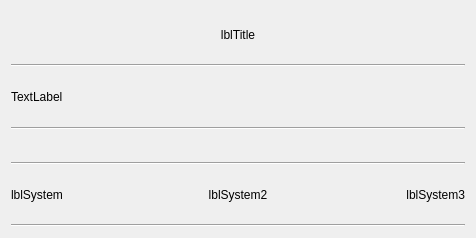
Above: cpp/divers/browser/browser_img_v0.0.1/browser/slidewidget.ui from gcode-mirror/openphysic before the change. Below: the same form after it.
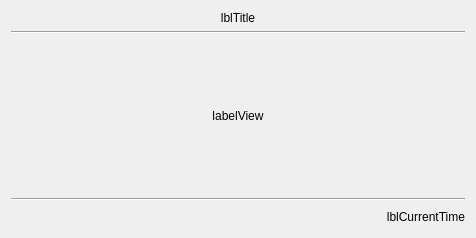
That is the form after the change. Custom widgets are drawn as their Qt base class.

```diff
--- a/cpp/divers/browser/browser_img_v0.0.1/browser/slidewidget.ui
+++ b/cpp/divers/browser/browser_img_v0.0.1/browser/slidewidget.ui
@@ -37,7 +37,7 @@
     </widget>
    </item>
    <item>
-    <widget class="Line" name="line_4">
+    <widget class="Line" name="line">
      <property name="orientation">
       <enum>Qt::Horizontal</enum>
      </property>
@@ -46,17 +46,20 @@
    <item>
     <widget class="QLabel" name="labelView">
      <property name="sizePolicy">
-      <sizepolicy hsizetype="Preferred" vsizetype="Preferred">
+      <sizepolicy hsizetype="Preferred" vsizetype="Expanding">
        <horstretch>0</horstretch>
        <verstretch>0</verstretch>
       </sizepolicy>
      </property>
      <property name="text">
-      <string>TextLabel</string>
+      <string>labelView</string>
      </property>
      <property name="scaledContents">
       <bool>false</bool>
      </property>
+     <property name="alignment">
+      <set>Qt::AlignCenter</set>
+     </property>
     </widget>
    </item>
    <item>
@@ -73,9 +76,11 @@
     </widget>
    </item>
    <item>
+    <layout class="QHBoxLayout" name="horizontalLayout">
+     <item>
     <widget class="ScrollText" name="lblMessage" native="true">
      <property name="sizePolicy">
-      <sizepolicy hsizetype="Preferred" vsizetype="Fixed">
+        <sizepolicy hsizetype="Expanding" vsizetype="Fixed">
        <horstretch>0</horstretch>
        <verstretch>0</verstretch>
       </sizepolicy>
@@ -89,35 +94,9 @@
     </widget>
    </item>
    <item>
-    <widget class="Line" name="line">
-     <property name="orientation">
-      <enum>Qt::Horizontal</enum>
-     </property>
-    </widget>
-   </item>
-   <item>
-    <layout class="QHBoxLayout" name="horizontalLayout">
-     <item>
-      <widget class="QLabel" name="lblSystem">
+      <widget class="QLabel" name="lblCurrentTime">
        <property name="text">
-        <string>lblSystem</string>
-       </property>
-      </widget>
-     </item>
-     <item>
-      <widget class="QLabel" name="lblSystem2">
-       <property name="text">
-        <string>lblSystem2</string>
-       </property>
-       <property name="alignment">
-        <set>Qt::AlignCenter</set>
-       </property>
-      </widget>
-     </item>
-     <item>
-      <widget class="QLabel" name="lblSystem3">
-       <property name="text">
-        <string>lblSystem3</string>
+        <string>lblCurrentTime</string>
        </property>
        <property name="alignment">
         <set>Qt::AlignRight|Qt::AlignTrailing|Qt::AlignVCenter</set>
@@ -126,19 +105,6 @@
      </item>
     </layout>
    </item>
-   <item>
-    <widget class="Line" name="line_3">
-     <property name="sizePolicy">
-      <sizepolicy hsizetype="Minimum" vsizetype="Fixed">
-       <horstretch>0</horstretch>
-       <verstretch>0</verstretch>
-      </sizepolicy>
-     </property>
-     <property name="orientation">
-      <enum>Qt::Horizontal</enum>
-     </property>
-    </widget>
-   </item>
   </layout>
  </widget>
  <customwidgets>
```
Lines whose indentation alone changed are shown as unchanged.
